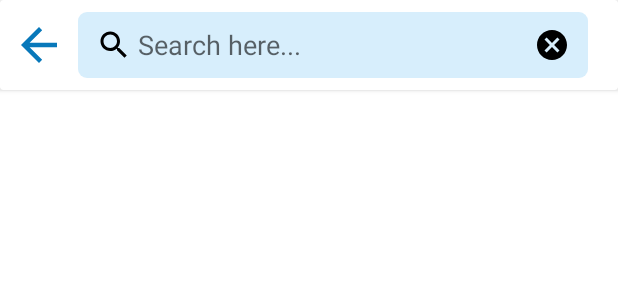
After one commit to Innoreva-2k21/InnorevaResourceMaintainer-Android, an Android app: the layout search_bottom_sheet.xml on its own in the app's theme, with its tools: preview values and no code run, on a phone screen of 412 x 824 dp. The commit adds this screen. Shown: the top 300 px of the screen. Run offline under Robolectric (Android 15) with nearby library versions, the phone set to English and light mode, and no system bars.

Commit message:
Added search dialog

```diff
--- a/app/src/main/java/com/example/innorevaresourcemanager/ui/HomeModule/HomeFragment.java
+++ b/app/src/main/java/com/example/innorevaresourcemanager/ui/HomeModule/HomeFragment.java
@@ -13,6 +13,7 @@ import android.view.ViewGroup;
 
 import com.denzcoskun.imageslider.constants.ScaleTypes;
 import com.denzcoskun.imageslider.models.SlideModel;
+import com.example.innorevaresourcemanager.MainActivity;
 import com.example.innorevaresourcemanager.databinding.FragmentHomeBinding;
 import com.example.innorevaresourcemanager.ui.HomeModule.adapters.EventsAdapter;
 import com.example.innorevaresourcemanager.ui.HomeModule.models.UpcomingModel;
@@ -61,6 +62,12 @@ public class HomeFragment extends Fragment {
         binding.upcomingRv.setLayoutManager(new LinearLayoutManager(getContext(), LinearLayoutManager.VERTICAL, false));
         binding.upcomingRv.setAdapter(adapter);
 
+        binding.searchTv.setOnClickListener(View -> displaySearchDialog());
+
+    }
+
+    private void displaySearchDialog() {
+        new SearchBottomSheet(requireContext()).show();
     }
 
     private void setBanner() {
--- /dev/null
+++ b/app/src/main/java/com/example/innorevaresourcemanager/ui/HomeModule/SearchBottomSheet.java
@@ -0,0 +1,36 @@
+package com.example.innorevaresourcemanager.ui.HomeModule;
+
+import android.content.Context;
+import android.content.res.Resources;
+import android.os.Bundle;
+
+import androidx.annotation.NonNull;
+
+import com.example.innorevaresourcemanager.databinding.SearchBottomSheetBinding;
+import com.google.android.material.bottomsheet.BottomSheetBehavior;
+import com.google.android.material.bottomsheet.BottomSheetDialog;
+
+public class SearchBottomSheet extends BottomSheetDialog {
+    Context context;
+    SearchBottomSheetBinding binding;
+
+    public SearchBottomSheet(@NonNull Context context) {
+        super(context);
+        this.context = context;
+    }
+
+    @Override
+    protected void onCreate(Bundle savedInstanceState) {
+        super.onCreate(savedInstanceState);
+        binding = SearchBottomSheetBinding.inflate(getLayoutInflater());
+
+        setContentView(binding.getRoot());
+
+        getBehavior().setSkipCollapsed(true);
+        getBehavior().setState(BottomSheetBehavior.STATE_EXPANDED);
+        getBehavior().setDraggable(false);
+
+        binding.searchBsLayout.setMinHeight(Resources.getSystem().getDisplayMetrics().heightPixels);
+        binding.backBtnSearch.setOnClickListener(View -> dismiss());
+    }
+}
--- /dev/null
+++ b/app/src/main/res/drawable/ic_cancel_24.xml
@@ -0,0 +1,5 @@
+<vector android:height="24dp" android:tint="#000000"
+    android:viewportHeight="24" android:viewportWidth="24"
+    android:width="24dp" xmlns:android="http://schemas.android.com/apk/res/android">
+    <path android:fillColor="@android:color/white" android:pathData="M12,2C6.47,2 2,6.47 2,12s4.47,10 10,10 10,-4.47 10,-10S17.53,2 12,2zM17,15.59L15.59,17 12,13.41 8.41,17 7,15.59 10.59,12 7,8.41 8.41,7 12,10.59 15.59,7 17,8.41 13.41,12 17,15.59z"/>
+</vector>
--- /dev/null
+++ b/app/src/main/res/layout/search_bottom_sheet.xml
@@ -0,0 +1,49 @@
+<?xml version="1.0" encoding="utf-8"?>
+<androidx.constraintlayout.widget.ConstraintLayout xmlns:android="http://schemas.android.com/apk/res/android"
+    xmlns:app="http://schemas.android.com/apk/res-auto"
+    android:id="@+id/search_bs_layout"
+    android:layout_width="match_parent"
+    android:layout_height="match_parent">
+
+    <androidx.cardview.widget.CardView
+        android:layout_width="match_parent"
+        android:layout_height="wrap_content"
+        app:layout_constraintEnd_toEndOf="parent"
+        app:layout_constraintStart_toStartOf="parent"
+        app:layout_constraintTop_toTopOf="parent">
+
+        <androidx.appcompat.widget.LinearLayoutCompat
+            android:layout_width="match_parent"
+            android:layout_height="60dp"
+            android:paddingVertical="4dp"
+            android:paddingHorizontal="8dp">
+
+            <androidx.appcompat.widget.AppCompatImageView
+                android:id="@+id/back_btn_search"
+                android:layout_width="36dp"
+                android:layout_height="36dp"
+                android:layout_gravity="center_vertical"
+                android:layout_marginEnd="8dp"
+                android:src="@drawable/ic_baseline_arrow_back_24"
+                android:tint="@color/dark_blue"/>
+
+            <androidx.appcompat.widget.AppCompatEditText
+                android:id="@+id/search_et"
+                android:layout_width="match_parent"
+                android:layout_height="match_parent"
+                android:layout_marginVertical="4dp"
+                android:layout_marginEnd="12dp"
+                android:paddingVertical="4dp"
+                android:paddingHorizontal="12dp"
+                android:hint="Search here..."
+                android:drawableLeft="@drawable/ic_search_24"
+                android:drawableRight="@drawable/ic_cancel_24"
+                android:drawablePadding="4dp"
+                android:background="@drawable/search_bg"/>
+
+        </androidx.appcompat.widget.LinearLayoutCompat>
+
+    </androidx.cardview.widget.CardView>
+
+
+</androidx.constraintlayout.widget.ConstraintLayout>
```
